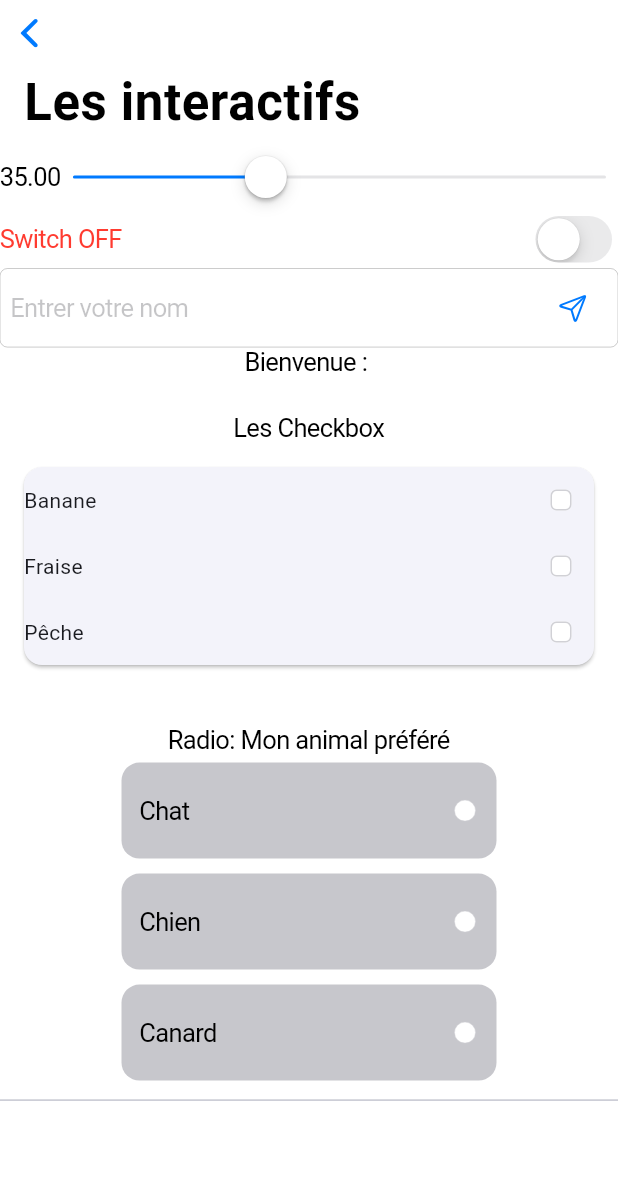
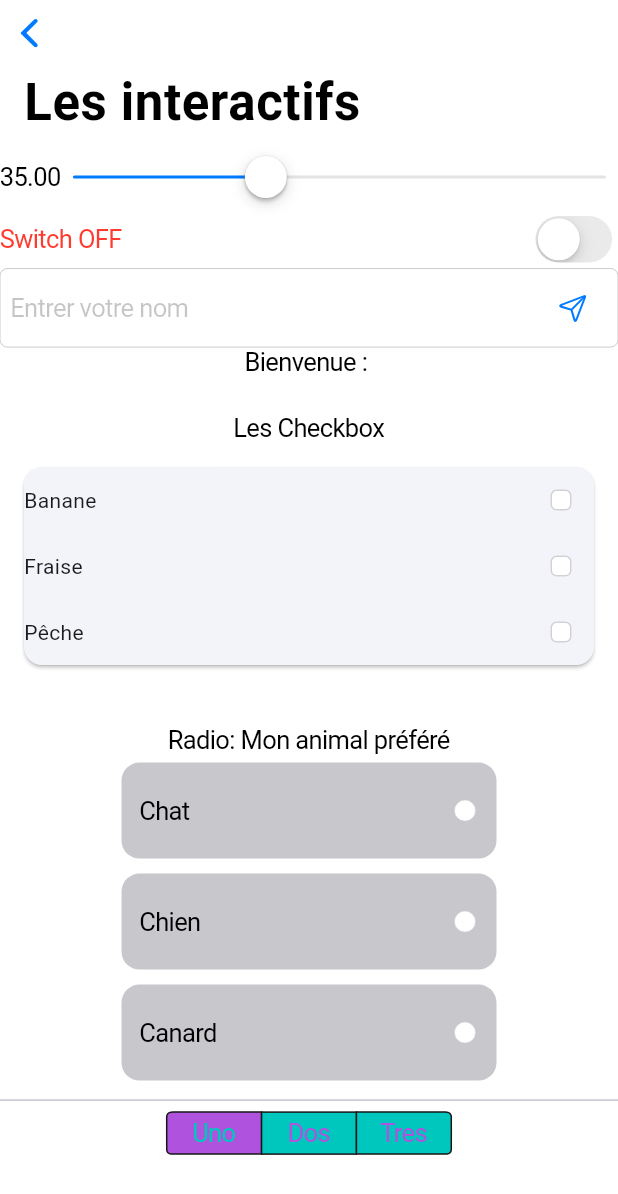
Before and after one commit to KifK2f/cupertino, a Flutter app: the IosInteractif screen opened directly, on a phone screen of 412 x 824 dp. Shown: the top 1194 px of the screen. Run offline on Flutter 3.47's test engine with Material 3 defaults, Android fonts, the phone set to English and light mode, and no system bars.

Commit message:
CupertinoSegmentedControl Ok

```diff
--- a/lib/ios_material/ios_interactifs.dart
+++ b/lib/ios_material/ios_interactifs.dart
@@ -26,6 +26,13 @@ class _InteractifState extends State<IosInteractif> {
   };
 
   String? _groupValue;
+
+  final Map<int, Widget> _segments = {
+    0: const Padding(padding: EdgeInsets.symmetric(horizontal: 16), child: Text("Uno"),),
+    1: const Padding(padding: EdgeInsets.symmetric(horizontal: 16), child: Text("Dos"),),
+    3: const Padding(padding: EdgeInsets.symmetric(horizontal: 16), child: Text("Tres"),)
+  };
+  int _currentSegment = 0;
 
   //méthods for updates
   void _updateSlider(double newValue){
@@ -144,7 +151,19 @@ class _InteractifState extends State<IosInteractif> {
                       ),
                     )],
                 ),
-                Divider()
+                Divider(),
+                CupertinoSegmentedControl<int>(
+                    children: _segments,
+                    groupValue: _currentSegment,
+                    onValueChanged: (s){
+                      setState(() {
+                        _currentSegment = s;
+                      });
+                    },
+                  selectedColor: CupertinoColors.systemPurple,
+                  borderColor: CupertinoColors.darkBackgroundGray,
+                  unselectedColor: CupertinoColors.systemMint,
+                ),
               ],
             ),
           )
```
